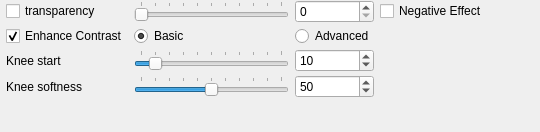
The window that src/gui/forms/toolbar_rendertransparencygroup.ui (open-scan-crew/OpenScanTools) describes before a commit, drawn with Qt 5.
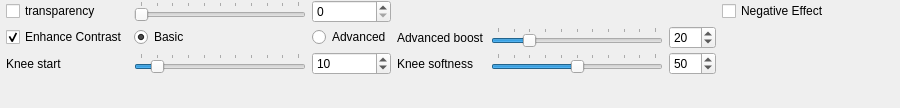
The same window after the commit.

Commit message: Add advanced boost control to transparency advanced mode (#574)

```diff
--- a/src/gui/forms/toolbar_rendertransparencygroup.ui
+++ b/src/gui/forms/toolbar_rendertransparencygroup.ui
@@ -6,8 +6,8 @@
    <rect>
     <x>0</x>
     <y>0</y>
-    <width>540</width>
-    <height>132</height>
+    <width>900</width>
+    <height>108</height>
    </rect>
   </property>
   <property name="windowTitle">
@@ -130,14 +130,14 @@
       </property>
     </widget>
    </item>
-   <item row="3" column="0">
+   <item row="2" column="3">
     <widget class="QLabel" name="label_kneeSoftness">
      <property name="text">
       <string>Knee softness</string>
      </property>
     </widget>
    </item>
-   <item row="3" column="1">
+   <item row="2" column="4">
     <widget class="QSlider" name="slider_kneeSoftness">
      <property name="minimumSize">
       <size>
@@ -165,7 +165,7 @@
      </property>
     </widget>
    </item>
-   <item row="3" column="2">
+   <item row="2" column="5">
     <widget class="QSpinBox" name="spinBox_kneeSoftness">
      <property name="minimum">
       <number>0</number>
@@ -178,7 +178,55 @@
      </property>
     </widget>
    </item>
-   <item row="6" column="0" colspan="3">
+   <item row="1" column="3">
+    <widget class="QLabel" name="label_advancedBoost">
+     <property name="text">
+      <string>Advanced boost</string>
+     </property>
+    </widget>
+   </item>
+   <item row="1" column="4">
+    <widget class="QSlider" name="slider_advancedBoost">
+     <property name="minimumSize">
+      <size>
+       <width>100</width>
+       <height>0</height>
+      </size>
+     </property>
+     <property name="minimum">
+      <number>0</number>
+     </property>
+     <property name="maximum">
+      <number>100</number>
+     </property>
+     <property name="value">
+      <number>20</number>
+     </property>
+     <property name="orientation">
+      <enum>Qt::Horizontal</enum>
+     </property>
+     <property name="tickPosition">
+      <enum>QSlider::TicksAbove</enum>
+     </property>
+     <property name="tickInterval">
+      <number>10</number>
+     </property>
+    </widget>
+   </item>
+   <item row="1" column="5">
+    <widget class="QSpinBox" name="spinBox_advancedBoost">
+     <property name="minimum">
+      <number>0</number>
+     </property>
+     <property name="maximum">
+      <number>100</number>
+     </property>
+     <property name="value">
+      <number>20</number>
+     </property>
+    </widget>
+   </item>
+   <item row="6" column="0" colspan="6">
     <spacer name="verticalSpacer">
      <property name="orientation">
       <enum>Qt::Vertical</enum>
@@ -208,7 +256,7 @@
      </property>
     </widget>
    </item>
-   <item row="1" column="3" rowspan="4">
+   <item row="1" column="6" rowspan="4">
     <spacer name="horizontalSpacer">
      <property name="orientation">
       <enum>Qt::Horizontal</enum>
@@ -224,7 +272,7 @@
      </property>
     </spacer>
    </item>
-   <item row="0" column="3">
+   <item row="0" column="6">
     <widget class="QCheckBox" name="checkBox_negativeEffect">
      <property name="text">
       <string>Negative Effect</string>
```
The commit also changes 14 other files.
